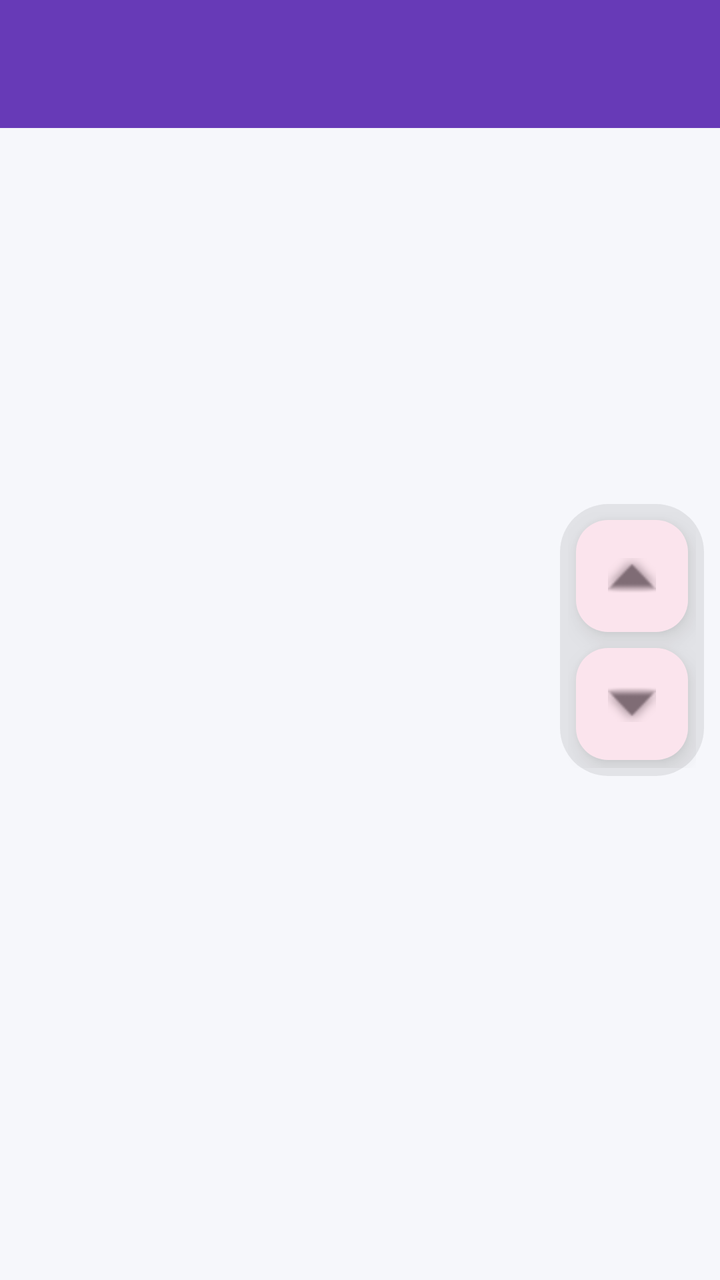
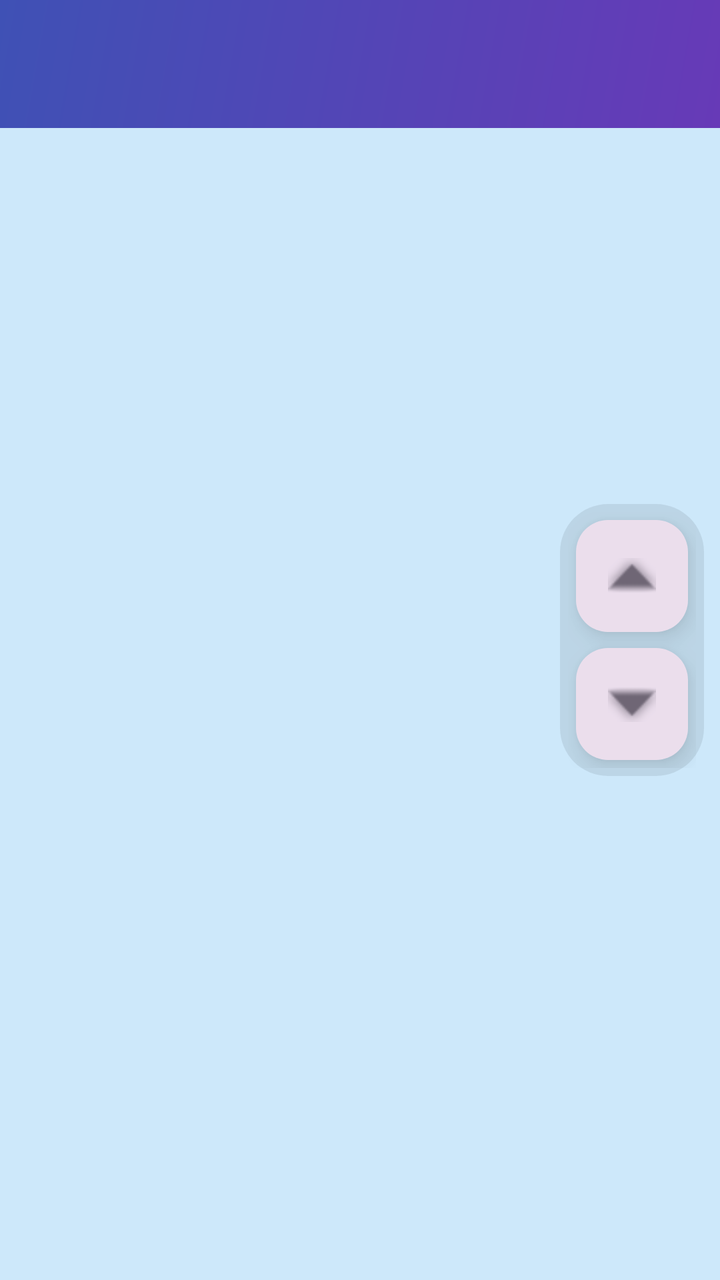

Two renders of the same Android screen: before a commit and after it. Below are the layout's source before the change and the commit's diff.
<!-- AndroidManifest.xml: application theme Theme.CampusConnect -->
<!-- res/layout/activity_badges.xml -->
<?xml version="1.0" encoding="utf-8"?>
<androidx.constraintlayout.widget.ConstraintLayout xmlns:android="http://schemas.android.com/apk/res/android"
    xmlns:app="http://schemas.android.com/apk/res-auto"
    android:layout_width="match_parent"
    android:layout_height="match_parent">

    <com.google.android.material.appbar.MaterialToolbar
        android:id="@+id/toolbar"
        android:layout_width="match_parent"
        android:layout_height="?attr/actionBarSize"
        android:background="?attr/colorPrimary"
        app:titleTextColor="?attr/colorOnPrimary"
        app:layout_constraintTop_toTopOf="parent" />

    <androidx.recyclerview.widget.RecyclerView
        android:id="@+id/badgesRecyclerView"
        android:layout_width="match_parent"
        android:layout_height="0dp"
        app:layout_constraintBottom_toBottomOf="parent"
        app:layout_constraintTop_toBottomOf="@id/toolbar" />

    <LinearLayout
        android:id="@+id/scrollButtons"
        android:layout_width="wrap_content"
        android:layout_height="wrap_content"
        android:layout_marginEnd="8dp"
        android:alpha="0.6"
        android:background="@drawable/bg_scroll_strip"
        android:gravity="center"
        android:orientation="vertical"
        android:padding="4dp"
        app:layout_constraintBottom_toBottomOf="parent"
        app:layout_constraintEnd_toEndOf="parent"
        app:layout_constraintTop_toTopOf="parent">

        <com.google.android.material.floatingactionbutton.FloatingActionButton
            android:id="@+id/scrollUpFab"
            style="@style/Widget.Material3.FloatingActionButton.Tertiary"
            android:layout_width="wrap_content"
            android:layout_height="wrap_content"
            android:layout_margin="4dp"
            app:fabSize="mini"
            app:srcCompat="@android:drawable/arrow_up_float"
            android:contentDescription="@string/cd_scroll_up" />

        <com.google.android.material.floatingactionbutton.FloatingActionButton
            android:id="@+id/scrollDownFab"
            style="@style/Widget.Material3.FloatingActionButton.Tertiary"
            android:layout_width="wrap_content"
            android:layout_height="wrap_content"
            android:layout_margin="4dp"
            app:fabSize="mini"
            app:srcCompat="@android:drawable/arrow_down_float"
            android:contentDescription="@string/cd_scroll_down" />
    </LinearLayout>

</androidx.constraintlayout.widget.ConstraintLayout>
<!-- resources referenced by this layout -->
<resources>
  <!-- drawable bg_scroll_strip (drawable) -->
  <?xml version="1.0" encoding="utf-8"?>
  <shape xmlns:android="http://schemas.android.com/apk/res/android">
      <solid android:color="#22000000" />
      <corners android:radius="24dp" />
  </shape>
  <string name="cd_scroll_down">Scroll Down</string>
  <string name="cd_scroll_up">Scroll Up</string>
  <style name="Theme.CampusConnect" parent="Base.Theme.CampusConnect" />
  <style name="Base.Theme.CampusConnect" parent="Theme.Material3.DayNight.NoActionBar">
          
          <item name="colorPrimary">@color/primary</item>
          <item name="colorOnPrimary">@color/on_primary</item>
          <item name="colorSecondary">@color/secondary</item>
          <item name="colorOnSecondary">@color/on_secondary</item>
          <item name="colorTertiary">@color/tertiary</item>
          <item name="colorOnTertiary">@color/on_tertiary</item>
          <item name="android:windowBackground">@color/background</item>
          <item name="colorSurface">@color/surface</item>
          <item name="colorOnSurface">@color/on_surface</item>
  
          <item name="colorSurfaceVariant">@color/surface_variant</item>
          <item name="colorOnSurfaceVariant">@color/on_surface_variant</item>
          <item name="colorError">@color/error</item>
          <item name="colorOnError">@color/on_error</item>
          <item name="colorOutline">@color/outline</item>
          <item name="colorOutlineVariant">@color/outline_variant</item>
          <item name="android:statusBarColor">@color/primary</item>
  
          
          <item name="materialCardViewStyle">@style/Widget.CampusConnect.Card</item>
      </style>
  <color name="primary">#673AB7</color>
  <color name="on_primary">#FFFFFF</color>
  <color name="secondary">#009688</color>
  <color name="on_secondary">#FFFFFF</color>
  <color name="tertiary">#FFC107</color>
  <color name="on_tertiary">#000000</color>
  <color name="background">#F6F7FB</color>
  <color name="surface">#FFFFFF</color>
  <color name="on_surface">#1A1C1E</color>
  <color name="surface_variant">#E1E2EC</color>
  <color name="on_surface_variant">#44474E</color>
  <color name="error">#B3261E</color>
  <color name="on_error">#FFFFFF</color>
  <color name="outline">#74777F</color>
  <color name="outline_variant">#C4C6D0</color>
  <style name="Widget.CampusConnect.Card" parent="Widget.Material3.CardView.Elevated">
          <item name="cardCornerRadius">16dp</item>
          <item name="cardElevation">2dp</item>
          <item name="strokeWidth">0dp</item>
      </style>
</resources>

<!-- the commit's change to res/layout/activity_badges.xml (unified diff, before → after) -->
@@ -5,10 +5,11 @@
     android:layout_height="match_parent">
 
     <com.google.android.material.appbar.MaterialToolbar
+        android:theme="@style/ThemeOverlay.CampusConnect.Toolbar"
         android:id="@+id/toolbar"
         android:layout_width="match_parent"
         android:layout_height="?attr/actionBarSize"
-        android:background="?attr/colorPrimary"
+        android:background="@drawable/bg_toolbar_gradient"
         app:titleTextColor="?attr/colorOnPrimary"
         app:layout_constraintTop_toTopOf="parent" />
 
<!-- resource entries referenced after the edit -->
@@ -6,9 +6,24 @@
       <solid android:color="#22000000" />
       <corners android:radius="24dp" />
   </shape>
+  <!-- drawable bg_toolbar_gradient (drawable) -->
+  <?xml version="1.0" encoding="utf-8"?>
+  <shape xmlns:android="http://schemas.android.com/apk/res/android"
+      android:shape="rectangle">
+      <gradient
+          android:angle="135"
+          android:startColor="@color/gradient_start"
+          android:endColor="@color/gradient_end"
+          android:type="linear" />
+  </shape>
   <string name="cd_scroll_down">Scroll Down</string>
   <string name="cd_scroll_up">Scroll Up</string>
+  <style name="ThemeOverlay.CampusConnect.Toolbar" parent="">
+          <item name="colorControlNormal">?attr/colorOnPrimary</item>
+      </style>
   <style name="Theme.CampusConnect" parent="Base.Theme.CampusConnect" />
+  <color name="gradient_start">#673AB7</color>
+  <color name="gradient_end">#3F51B5</color>
   <style name="Base.Theme.CampusConnect" parent="Theme.Material3.DayNight.NoActionBar">
           
           <item name="colorPrimary">@color/primary</item>
@@ -31,6 +46,7 @@
   
           
           <item name="materialCardViewStyle">@style/Widget.CampusConnect.Card</item>
+          <item name="toolbarStyle">@style/Widget.CampusConnect.Toolbar</item>
       </style>
   <color name="primary">#673AB7</color>
   <color name="on_primary">#FFFFFF</color>
@@ -38,7 +54,7 @@
   <color name="on_secondary">#FFFFFF</color>
   <color name="tertiary">#FFC107</color>
   <color name="on_tertiary">#000000</color>
-  <color name="background">#F6F7FB</color>
+  <color name="background">#CDE8FA</color>
   <color name="surface">#FFFFFF</color>
   <color name="on_surface">#1A1C1E</color>
   <color name="surface_variant">#E1E2EC</color>
@@ -48,9 +64,16 @@
   <color name="outline">#74777F</color>
   <color name="outline_variant">#C4C6D0</color>
   <style name="Widget.CampusConnect.Card" parent="Widget.Material3.CardView.Elevated">
-          <item name="cardCornerRadius">16dp</item>
-          <item name="cardElevation">2dp</item>
+          
+          <item name="cardBackgroundColor">@color/tile_bg</item>
+          <item name="cardCornerRadius">18dp</item>
+          <item name="cardElevation">0dp</item>
           <item name="strokeWidth">0dp</item>
       </style>
+  <style name="Widget.CampusConnect.Toolbar" parent="Widget.Material3.Toolbar">
+          <item name="navigationIconTint">?attr/colorOnPrimary</item>
+          <item name="android:theme">@style/ThemeOverlay.CampusConnect.Toolbar</item>
+      </style>
+  <color name="tile_bg">#ECE8FE</color>
 </resources>
 
